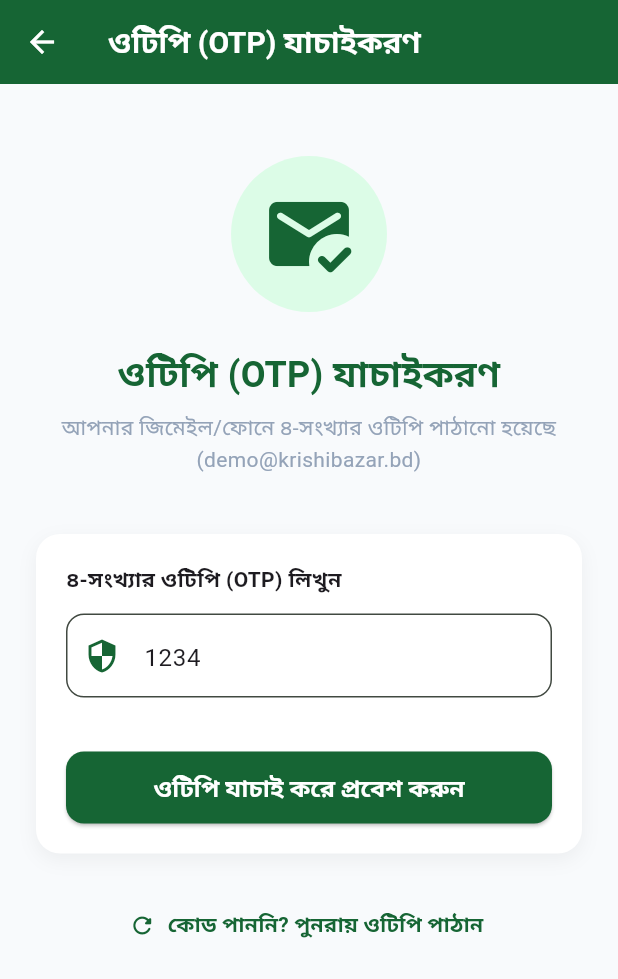
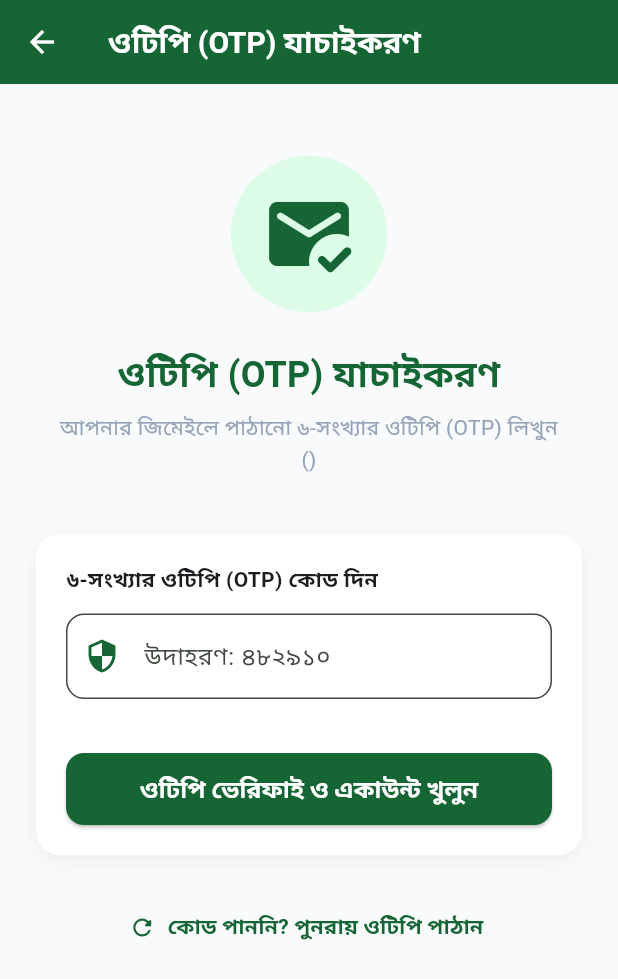
Before and after one commit to sesakilhossen302/krishibazar_Apps, a Flutter app: the OtpVerificationScreen screen opened by its route, on a phone screen of 412 x 824 dp. Shown: the top 979 px of the screen. Run offline on Flutter 3.47's test engine with Material 3 defaults, Android fonts, the phone set to English and light mode, and no system bars; our stand-ins replace google_fonts, image_picker, shared_preferences; accounts and stored records are empty.

Commit message:
feat(auth): integrate Gmail OTP verification flow with live API

```diff
--- a/lib/View/Screen/Auth/otp_verification_screen/otp_verification_screen.dart
+++ b/lib/View/Screen/Auth/otp_verification_screen/otp_verification_screen.dart
@@ -29,7 +29,6 @@ class _OtpVerificationScreenState extends State<OtpVerificationScreen> {
   void initState() {
     super.initState();
     _controller = OtpVerificationController();
-    _controller.pinController.text = "1234"; // Default demo OTP prefilled
   }
 
   @override
@@ -40,6 +39,16 @@ class _OtpVerificationScreenState extends State<OtpVerificationScreen> {
 
   @override
   Widget build(BuildContext context) {
+    final Map<String, dynamic> signupArgs =
+        (ModalRoute.of(context)?.settings.arguments as Map<String, dynamic>?) ??
+            {
+              'role': widget.role,
+              'email': widget.email,
+              'phone': widget.phone,
+            };
+
+    final displayEmail = signupArgs['email'] ?? widget.email;
+
     return ListenableBuilder(
       listenable: _controller,
       builder: (context, _) {
@@ -84,7 +93,7 @@ class _OtpVerificationScreenState extends State<OtpVerificationScreen> {
                   ),
                   const SizedBox(height: 8),
                   Text(
-                    '${StaticString.otpSubTitle}\n(${widget.email.isNotEmpty ? widget.email : (widget.phone.isNotEmpty ? widget.phone : "demo@krishibazar.bd")})',
+                    'আপনার জিমেইলে পাঠানো ৬-সংখ্যার ওটিপি (OTP) লিখুন\n($displayEmail)',
                     textAlign: TextAlign.center,
                     style: const TextStyle(
                       fontSize: 14,
@@ -111,13 +120,13 @@ class _OtpVerificationScreenState extends State<OtpVerificationScreen> {
                       crossAxisAlignment: CrossAxisAlignment.start,
                       children: [
                         const Text(
-                          '৪-সংখ্যার ওটিপি (OTP) লিখুন',
+                          '৬-সংখ্যার ওটিপি (OTP) কোড দিন',
                           style: TextStyle(fontWeight: FontWeight.bold, fontSize: 14),
                         ),
                         const SizedBox(height: 12),
                         CustomTextField(
                           controller: _controller.pinController,
-                          hintText: '১২৩৪',
+                          hintText: 'উদাহরণ: ৪৮২৯১০',
                           keyboardType: TextInputType.number,
                           prefixIcon: Icons.security,
                         ),
@@ -130,14 +139,12 @@ class _OtpVerificationScreenState extends State<OtpVerificationScreen> {
                         ],
                         const SizedBox(height: 24),
                         CustomButton(
-                          text: _controller.isLoading ? StaticString.loading : StaticString.verifyOtpButton,
+                          text: _controller.isLoading ? 'ভেরিফাই করা হচ্ছে...' : 'ওটিপি ভেরিফাই ও একাউন্ট খুলুন',
                           onTap: _controller.isLoading
                               ? null
-                              : () => _controller.verifyOtp(
+                              : () => _controller.verifyOtpAndSignup(
                                     context: context,
-                                    role: widget.role,
-                                    email: widget.email,
-                                    phone: widget.phone,
+                                    signupArgs: signupArgs,
                                   ),
                         ),
                       ],
@@ -148,10 +155,9 @@ class _OtpVerificationScreenState extends State<OtpVerificationScreen> {
                   Center(
                     child: TextButton.icon(
                       onPressed: () {
-                        _controller.pinController.text = "1234";
                         ScaffoldMessenger.of(context).showSnackBar(
                           const SnackBar(
-                            content: Text('নতুন ওটিপি কোড (১২৩৪) পুনরায় পাঠানো হয়েছে!'),
+                            content: Text('নতুন ওটিপি কোড জিমেইলে পুনঃপ্রেরণ করা হয়েছে!'),
                             backgroundColor: AppColors.primaryGreen,
                           ),
                         );
```
Also changed, not shown: lib/View/Screen/Auth/otp_verification_screen/otp_verification_controller.dart (+48 -18 lines).
